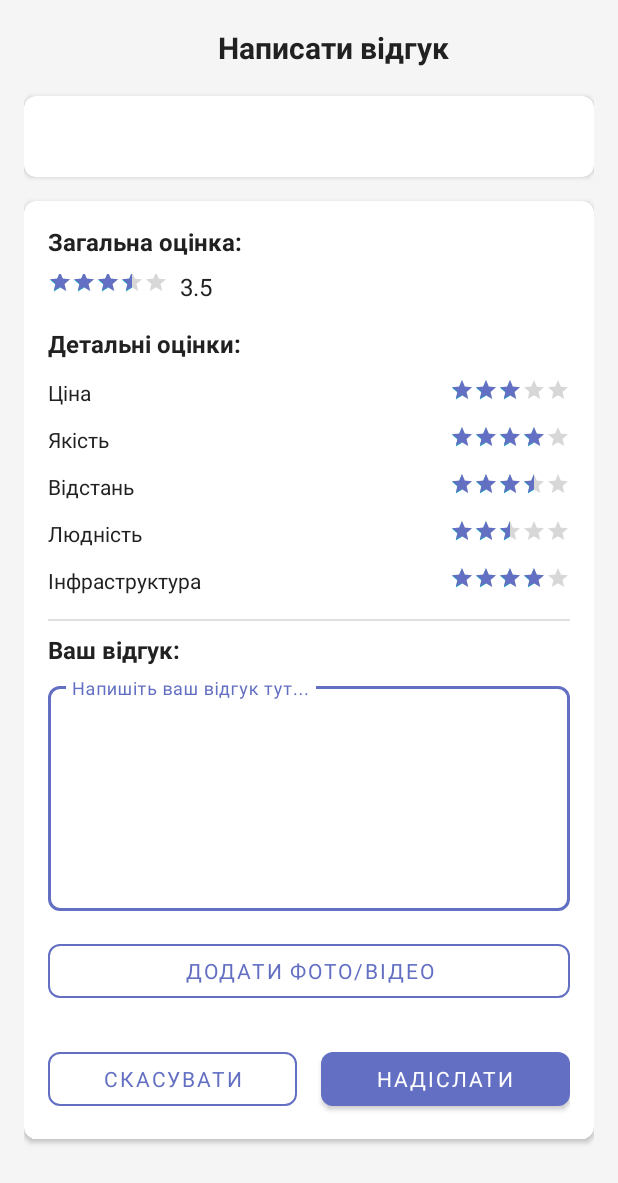
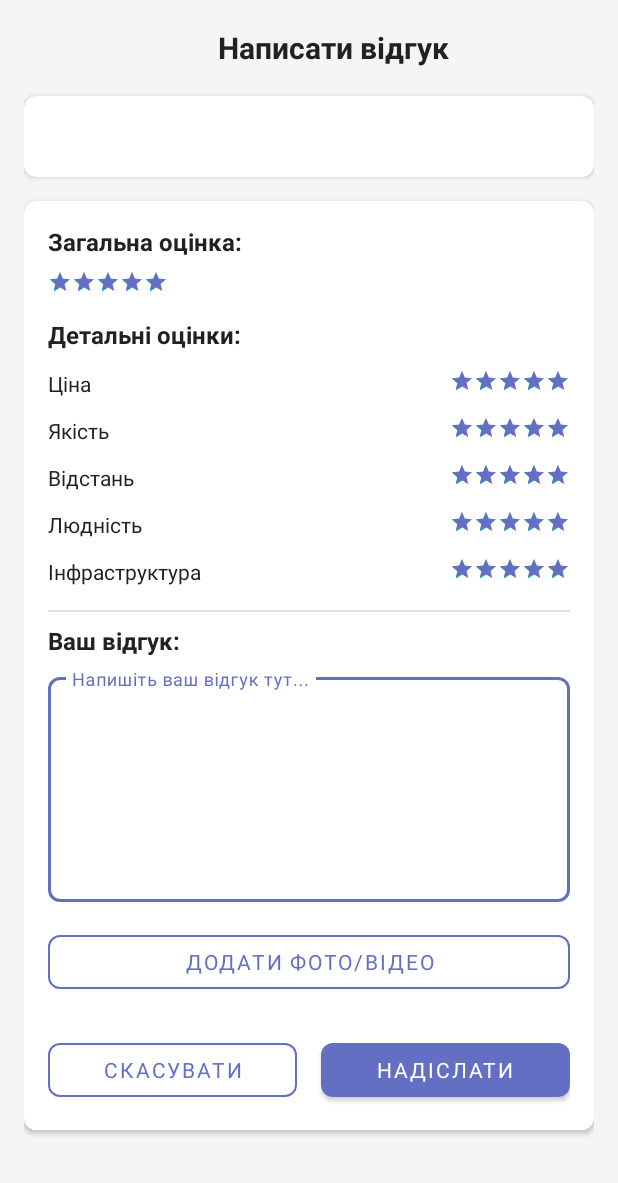
Before and after one commit to Dodikuser/TeamProject, an Android app: the CreateReviewActivity screen opened directly, with no data from a screen before it, on a phone screen of 412 x 824 dp. Shown: the top 1183 px of the screen. Run offline under Robolectric (Android 15) with nearby library versions, the phone set to English and light mode, and no system bars; our stand-ins replace CircleImageView.

```diff
--- a/android/Maps3/app/src/main/java/com/example/maps1/CreateReviewActivity.java
+++ b/android/Maps3/app/src/main/java/com/example/maps1/CreateReviewActivity.java
@@ -112,7 +112,7 @@ public class CreateReviewActivity extends AppCompatActivity {
                     javax.net.ssl.HttpsURLConnection.setDefaultSSLSocketFactory(sc.getSocketFactory());
                     javax.net.ssl.HttpsURLConnection.setDefaultHostnameVerifier((hostname, session) -> true);
 
-                    java.net.URL url = new java.net.URL("https://10.0.2.2:7103/api/Review/add");
+                    java.net.URL url = new java.net.URL("https://app.aroundme.pp.ua/api/Review/add");
                     javax.net.ssl.HttpsURLConnection conn = (javax.net.ssl.HttpsURLConnection) url.openConnection();
                     conn.setRequestMethod("POST");
                     conn.setRequestProperty("Content-Type", "application/json; charset=UTF-8");
--- a/android/Maps3/app/src/main/java/com/example/maps1/Favorites/FavoritesFragment.java
+++ b/android/Maps3/app/src/main/java/com/example/maps1/Favorites/FavoritesFragment.java
@@ -111,7 +111,7 @@ public class FavoritesFragment extends Fragment {
 
         new Thread(() -> {
             try {
-                URL url = new URL("https://10.0.2.2:7103/api/Favorites/get?skip=0&take=50");
+                URL url = new URL("https://app.aroundme.pp.ua/api/Favorites/get?skip=0&take=50");
                 HttpURLConnection conn = (HttpURLConnection) url.openConnection();
                 conn.setRequestMethod("GET");
                 conn.setRequestProperty("Authorization", "Bearer " + token);
@@ -207,7 +207,7 @@ public class FavoritesFragment extends Fragment {
 
         new Thread(() -> {
             try {
-                URL url = new URL("https://10.0.2.2:7103/api/Favorites/search?" +
+                URL url = new URL("https://app.aroundme.pp.ua/api/Favorites/search?" +
                         "keyWord=" + java.net.URLEncoder.encode(query, "UTF-8") +
                         "&skip=0&take=50");
                 HttpURLConnection conn = (HttpURLConnection) url.openConnection();
@@ -289,7 +289,7 @@ public class FavoritesFragment extends Fragment {
         new Thread(() -> {
             try {
 
-                URL url = new URL("https://10.0.2.2:7103/api/Favorites/action?gmapsPlaceId="
+                URL url = new URL("https://app.aroundme.pp.ua/api/Favorites/action?gmapsPlaceId="
                         + java.net.URLEncoder.encode(item.getGmapsPlaceId(), "UTF-8") +
                         "&action=Remove");
 
--- a/android/Maps3/app/src/main/java/com/example/maps1/Favorites/FavoritesHelper.java
+++ b/android/Maps3/app/src/main/java/com/example/maps1/Favorites/FavoritesHelper.java
@@ -36,7 +36,7 @@ public class FavoritesHelper {
 
         new Thread(() -> {
             try {
-                URL url = new URL("https://10.0.2.2:7103/api/Favorites/action");
+                URL url = new URL("https://app.aroundme.pp.ua/api/Favorites/action");
                 HttpURLConnection conn = (HttpURLConnection) url.openConnection();
                 conn.setRequestMethod("POST");
                 conn.setRequestProperty("Authorization", "Bearer " + token);
--- a/android/Maps3/app/src/main/java/com/example/maps1/MainActivity.java
+++ b/android/Maps3/app/src/main/java/com/example/maps1/MainActivity.java
@@ -238,7 +238,7 @@ public class MainActivity extends AppCompatActivity implements OnMapReadyCallbac
                             int radius = 1000; // 1km radius
 
                             String urlStr = String.format(
-                                    "https://10.0.2.2:7103/api/AI/search?text=%s&radius=%d&latitude=%f&longitude=%f",
+                                    "https://app.aroundme.pp.ua/api/AI/search?text=%s&radius=%d&latitude=%f&longitude=%f",
                                     urlEncode(query), radius, latitude, longitude);
 
                             showSearchResults(true);
--- a/android/Maps3/app/src/main/java/com/example/maps1/ReviewsActivity.java
+++ b/android/Maps3/app/src/main/java/com/example/maps1/ReviewsActivity.java
@@ -47,14 +47,14 @@ public class ReviewsActivity extends AppCompatActivity {
         Button btnAddReview = findViewById(R.id.btn_add_review);
         TextView tvRating = findViewById(R.id.tv_rating);
         RatingBar ratingBar = findViewById(R.id.rating_bar);
-        TextView tvReviewsCount = findViewById(R.id.tv_reviews_count);
+
         Spinner spinnerSort = findViewById(R.id.spinner_sort);
         LinearLayout reviewsContainer = findViewById(R.id.reviews_container);
 
         // Встановлюємо значення
         tvRating.setText(String.format("%.1f", rating));
         ratingBar.setRating((float) rating);
-        tvReviewsCount.setText(String.format("Відгуків: %d", reviewsCount));
+
 
         // Налаштовуємо спінер для сортування
         List<String> sortOptions = Arrays.asList(
@@ -128,7 +128,7 @@ public class ReviewsActivity extends AppCompatActivity {
             return;
         }
         OkHttpClient client = getUnsafeOkHttpClient();
-        String url = "https://10.0.2.2:7103/api/Review/get?placeId=" + placeId + "&skip=0&take=10";
+        String url = "https://app.aroundme.pp.ua/api/Review/get?placeId=" + placeId + "&skip=0&take=10";
 
         Request request = new Request.Builder()
                 .url(url)
--- a/android/Maps3/app/src/main/java/com/example/maps1/account/EditProfileDialogFragment.java
+++ b/android/Maps3/app/src/main/java/com/example/maps1/account/EditProfileDialogFragment.java
@@ -72,7 +72,7 @@ public class EditProfileDialogFragment extends DialogFragment {
                     javax.net.ssl.HttpsURLConnection.setDefaultSSLSocketFactory(sc.getSocketFactory());
                     javax.net.ssl.HttpsURLConnection.setDefaultHostnameVerifier((hostname, session) -> true);
 
-                    java.net.URL url = new java.net.URL("https://10.0.2.2:7103/api/User/edit");
+                    java.net.URL url = new java.net.URL("https://app.aroundme.pp.ua/api/api/User/edit");
                     javax.net.ssl.HttpsURLConnection conn = (javax.net.ssl.HttpsURLConnection) url.openConnection();
                     conn.setRequestMethod("PATCH");
                     conn.setRequestProperty("Content-Type", "application/json; charset=UTF-8");
--- a/android/Maps3/app/src/main/java/com/example/maps1/account/MainAccount.java
+++ b/android/Maps3/app/src/main/java/com/example/maps1/account/MainAccount.java
@@ -103,7 +103,7 @@ public class MainAccount extends Fragment {
                 javax.net.ssl.HttpsURLConnection.setDefaultHostnameVerifier((hostname, session) -> true);
 
                 // Настраиваем подключение
-                java.net.URL url = new java.net.URL("https://10.0.2.2:7103/api/User/get");
+                java.net.URL url = new java.net.URL("https://app.aroundme.pp.ua/api/User/get");
                 javax.net.ssl.HttpsURLConnection conn = (javax.net.ssl.HttpsURLConnection) url.openConnection();
                 conn.setRequestMethod("POST");
                 conn.setRequestProperty("Content-Type", "application/json; charset=UTF-8");
@@ -158,7 +158,7 @@ public class MainAccount extends Fragment {
                 javax.net.ssl.HttpsURLConnection.setDefaultSSLSocketFactory(sc.getSocketFactory());
                 javax.net.ssl.HttpsURLConnection.setDefaultHostnameVerifier((hostname, session) -> true);
 
-                java.net.URL url = new java.net.URL("https://10.0.2.2:7103/api/Review/get-by-user?skip=0&take=10");
+                java.net.URL url = new java.net.URL("https://app.aroundme.pp.ua/api/Review/get-by-user?skip=0&take=10");
                 javax.net.ssl.HttpsURLConnection conn = (javax.net.ssl.HttpsURLConnection) url.openConnection();
                 conn.setRequestMethod("GET");
                 conn.setRequestProperty("Content-Type", "application/json; charset=UTF-8");
@@ -243,7 +243,7 @@ public class MainAccount extends Fragment {
                 javax.net.ssl.HttpsURLConnection.setDefaultSSLSocketFactory(sc.getSocketFactory());
                 javax.net.ssl.HttpsURLConnection.setDefaultHostnameVerifier((hostname, session) -> true);
 
-                String urlStr = "https://10.0.2.2:7103/api/Place/info/?placeId=" + gmapId;
+                String urlStr = "https://app.aroundme.pp.ua/api/Place/info/?placeId=" + gmapId;
                 java.net.URL url = new java.net.URL(urlStr);
                 javax.net.ssl.HttpsURLConnection conn = (javax.net.ssl.HttpsURLConnection) url.openConnection();
                 conn.setRequestMethod("GET");
--- a/android/Maps3/app/src/main/java/com/example/maps1/history/HistoryApiHelper.java
+++ b/android/Maps3/app/src/main/java/com/example/maps1/history/HistoryApiHelper.java
@@ -15,7 +15,7 @@ import java.util.Scanner;
 
 public class HistoryApiHelper {
 
-    private static final String BASE_URL = "https://10.0.2.2:7103/api";
+    private static final String BASE_URL = "https://app.aroundme.pp.ua/api";
 
     public interface ApiCallback {
         void onSuccess(String response);
--- a/android/Maps3/app/src/main/java/com/example/maps1/history/HistoryFragment.java
+++ b/android/Maps3/app/src/main/java/com/example/maps1/history/HistoryFragment.java
@@ -48,7 +48,7 @@ import java.util.Locale;
 
 public class HistoryFragment extends Fragment {
 
-    private static final String BASE_URL = "https://10.0.2.2:7103/api";
+    private static final String BASE_URL = "https://app.aroundme.pp.ua/api";
 
     private RecyclerView recyclerView;
     private HistoryAdapter historyAdapter;
@@ -580,7 +580,7 @@ public class HistoryFragment extends Fragment {
         new Thread(() -> {
             try {
                 String action = addToFavorites ? "Add" : "Remove";
-                URL url = new URL("https://10.0.2.2:7103/api/Favorites/action?gmapsPlaceId="
+                URL url = new URL("https://app.aroundme.pp.ua/api/Favorites/action?gmapsPlaceId="
                         + URLEncoder.encode(item.getId(), "UTF-8") +
                         "&action=" + action);
 
--- a/android/Maps3/app/src/main/java/com/example/maps1/recommendations/RecommendationService.java
+++ b/android/Maps3/app/src/main/java/com/example/maps1/recommendations/RecommendationService.java
@@ -25,7 +25,7 @@ import java.security.cert.X509Certificate;
 import okhttp3.RequestBody;
 
 public class RecommendationService {
-    private static final String BASE_URL = "https://10.0.2.2:7103/api";
+    private static final String BASE_URL = "https://app.aroundme.pp.ua/api";
     private static final String TAG = "RecommendationService";
     private static OkHttpClient client;
 
@@ -137,7 +137,7 @@ public class RecommendationService {
 
     public static void toggleLike(String placeId, boolean like, String token) throws IOException {
         AccountFragment.trustAllCertificates();
-        URL url = new URL("https://10.0.2.2:7103/api/Favorites/action?gmapsPlaceId="
+        URL url = new URL("https://app.aroundme.pp.ua/api/Favorites/action?gmapsPlaceId="
                 + placeId +
                 "&action=" + (like ? "Add" : "Remove"));
 
--- a/android/Maps3/app/src/main/java/com/example/maps1/utils/PlaceUtils.java
+++ b/android/Maps3/app/src/main/java/com/example/maps1/utils/PlaceUtils.java
@@ -19,7 +19,7 @@ public class PlaceUtils {
     public static void fetchPlaceDetails(Context context, String placeId, Consumer<MyPlace> callback) {
         new Thread(() -> {
             try {
-                java.net.URL url = new java.net.URL("https://10.0.2.2:7103/api/Place/info/?placeId=" + placeId);
+                java.net.URL url = new java.net.URL("https://app.aroundme.pp.ua/api/Place/info/?placeId=" + placeId);
                 java.net.HttpURLConnection conn = (java.net.HttpURLConnection) url.openConnection();
                 conn.setRequestMethod("GET");
 
@@ -117,7 +117,7 @@ public class PlaceUtils {
     public static void addPlaceToHistory(Context context, String token, String placeId) {
         new Thread(() -> {
             try {
-                java.net.URL url = new java.net.URL("https://10.0.2.2:7103/api/history/places/action?historyAction=Add");
+                java.net.URL url = new java.net.URL("https://app.aroundme.pp.ua/api/history/places/action?historyAction=Add");
                 javax.net.ssl.HttpsURLConnection conn = (javax.net.ssl.HttpsURLConnection) url.openConnection();
                 conn.setRequestMethod("POST");
                 conn.setRequestProperty("Authorization", "Bearer " + token);
--- a/android/Maps3/app/src/main/res/layout/activity_create_review.xml
+++ b/android/Maps3/app/src/main/res/layout/activity_create_review.xml
@@ -98,16 +98,9 @@
                         android:layout_height="match_parent"
                         android:numStars="5"
                         android:progressTint="@color/primary"
-                        android:rating="3.5"
+                        android:rating="5"
                         android:stepSize="0.1" />
 
-                    <TextView
-                        android:layout_width="wrap_content"
-                        android:layout_height="wrap_content"
-                        android:layout_marginStart="8dp"
-                        android:text="3.5"
-                        android:textColor="@color/text_primary"
-                        android:textSize="16sp" />
                 </LinearLayout>
 
                 <!-- Detailed ratings section -->
@@ -142,7 +135,7 @@
                         android:layout_height="match_parent"
                         android:numStars="5"
                         android:progressTint="@color/primary"
-                        android:rating="3"
+                        android:rating="5"
                         android:stepSize="0.1" />
                 </LinearLayout>
 
@@ -169,7 +162,7 @@
                         android:layout_height="match_parent"
                         android:numStars="5"
                         android:progressTint="@color/primary"
-                        android:rating="4"
+                        android:rating="5"
                         android:stepSize="0.1" />
                 </LinearLayout>
 
@@ -196,7 +189,7 @@
                         android:layout_height="match_parent"
                         android:numStars="5"
                         android:progressTint="@color/primary"
-                        android:rating="3.5"
+                        android:rating="5"
                         android:stepSize="0.1" />
                 </LinearLayout>
 
@@ -223,7 +216,7 @@
                         android:layout_height="match_parent"
                         android:numStars="5"
                         android:progressTint="@color/primary"
-                        android:rating="2.5"
+                        android:rating="5"
                         android:stepSize="0.1" />
                 </LinearLayout>
 
@@ -251,7 +244,7 @@
                         android:layout_height="match_parent"
                         android:numStars="5"
                         android:progressTint="@color/primary"
-                        android:rating="4"
+                        android:rating="5"
                         android:stepSize="0.1" />
                 </LinearLayout>
 
```
Also changed, not shown: android/Maps3/app/src/main/java/com/example/maps1/account/AccountFragment.java (+4 -4 lines), android/Maps3/app/src/main/res/drawable/ic_placeholder.xml (+4 -9 lines), android/Maps3/app/src/main/res/layout/activity_place_details.xml (+1 -8 lines), android/Maps3/app/src/main/res/layout/activity_review.xml (+0 -8 lines).
